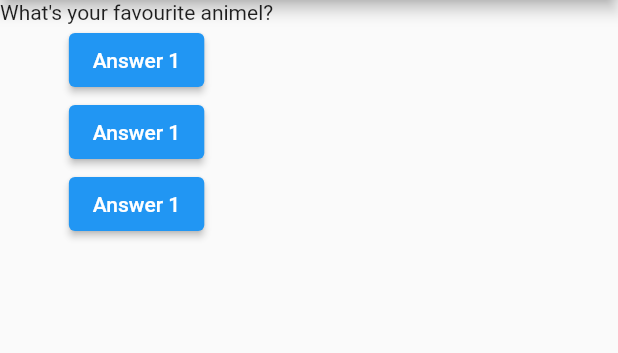
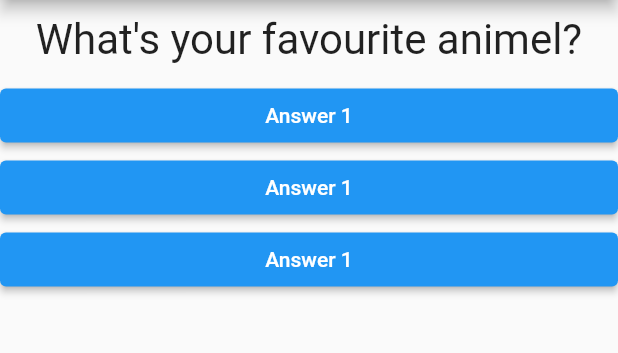
Before and after one commit to Sabbir401/First-app, a Flutter app: the screen it shows after launch, after a tap on "Answer 1", on a phone screen of 412 x 824 dp, the part 84-437 px from its top. Run offline on Flutter 3.47's test engine with Material 2 defaults, Android fonts, the phone set to English and light mode, and no system bars.

Commit message:
third commit

```diff
--- /dev/null
+++ b/lib/answer.dart
@@ -0,0 +1,17 @@
+import 'package:flutter/material.dart';
+
+class Answer extends StatelessWidget {
+  final Function selecthandler;
+  Answer(this.selecthandler);
+
+  @override
+  Widget build(BuildContext context) {
+    return Container(
+      width: double.infinity,
+      child: ElevatedButton(
+        child: Text('Answer 1'),
+
+        onPressed: selecthandler),
+    );
+  }
+}
--- a/lib/main.dart
+++ b/lib/main.dart
@@ -1,6 +1,8 @@
 import 'dart:async';
+import 'package:flutter/material.dart';
 
-import 'package:flutter/material.dart';
+import './question.dart';
+import './answer.dart';
 
 void main() {
   runApp(MyApp());
@@ -10,14 +12,14 @@ class MyApp extends StatefulWidget {
   @override
   State<StatefulWidget> createState() {
     // TODO: implement createState
-    return MyAppState();
+    return _MyAppState();
   }
 }
 
-class MyAppState extends State<MyApp> {
+class _MyAppState extends State<MyApp> {
   var questionIndex = 0;
 
-  void answerQuestion() {
+  void _answerQuestion() {
     setState(() {
       questionIndex = questionIndex + 1;
     });
@@ -36,11 +38,10 @@ class MyAppState extends State<MyApp> {
         ),
         body: Column(
           children: [
-            Text(questions[questionIndex]),
-            ElevatedButton(child: Text('Answer 1'), onPressed: answerQuestion),
-            ElevatedButton(child: Text('Answer 1'), onPressed: answerQuestion),
-            ElevatedButton(
-                child: Text('Answer 1'), onPressed: () => print('Answer 3')),
+            Question(questions[questionIndex]),
+            Answer(_answerQuestion),
+            Answer(_answerQuestion),
+            Answer(_answerQuestion),
           ],
         ),
       ),
--- /dev/null
+++ b/lib/question.dart
@@ -0,0 +1,20 @@
+import 'package:flutter/material.dart';
+
+class Question extends StatelessWidget {
+  String questionTest;
+
+  Question(this.questionTest);
+
+  @override
+  Widget build(BuildContext context) {
+    return Container(
+      width: double.infinity,
+      margin: EdgeInsets.all(10),
+      child: Text(
+        questionTest,
+        style: TextStyle(fontSize: 28),
+        textAlign: TextAlign.center,
+      ),
+    );
+  }
+}
```
